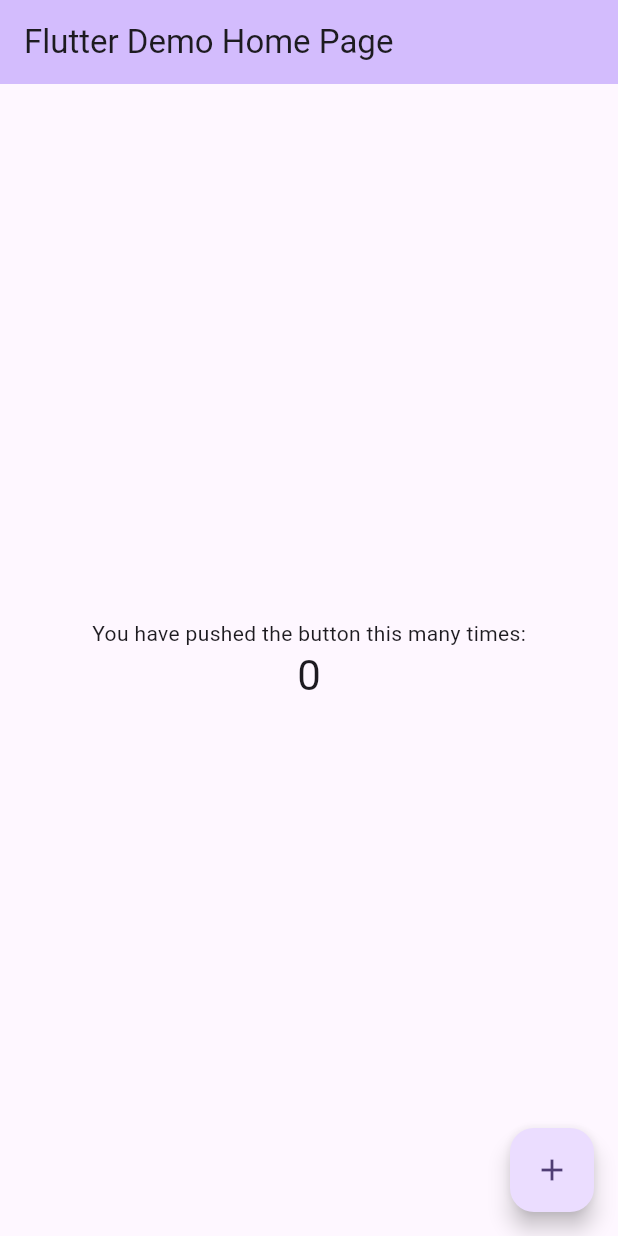
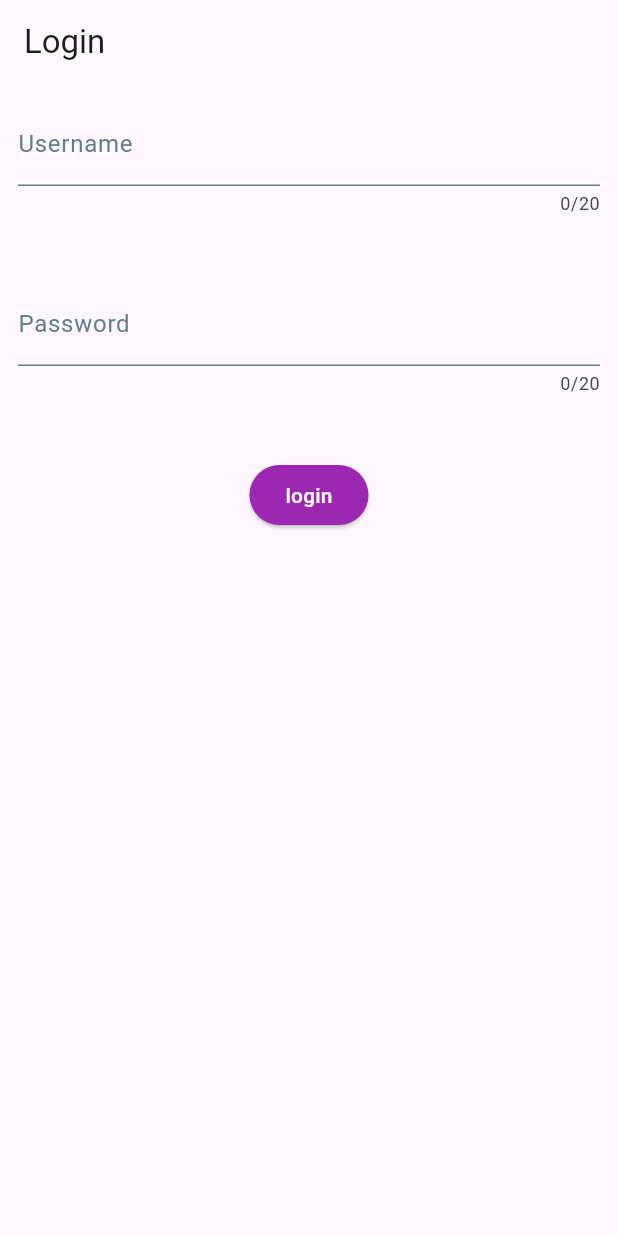
Before and after one commit to surisuryanto/flutter_todo_bts_test, a Flutter app: the screen it shows after launch, on a phone screen of 412 x 824 dp. Run offline on Flutter 3.47's test engine with Material 3 defaults, Android fonts, the light colour scheme and no system bars.

Commit message:
first commit

```diff
--- a/config.json
+++ b/config.json
@@ -1,5 +1,9 @@
 {
-    "modules": [],
+    "modules": [
+        "login",
+        "register",
+        "dashboard"
+    ],
     "module_directory_name": "module",
     "experimental_mode": false,
     "learning_mode": false,
--- a/lib/main.dart
+++ b/lib/main.dart
@@ -1,3 +1,4 @@
+import 'package:flutter_todo_test/core.dart';
 import 'package:flutter/material.dart';
 
 void main() {
@@ -12,114 +13,12 @@
   Widget build(BuildContext context) {
     return MaterialApp(
       title: 'Flutter Demo',
+navigatorKey: Get.navigatorKey,
       theme: ThemeData(
-        // This is the theme of your application.
-        //
-        // TRY THIS: Try running your application with "flutter run". You'll see
-        // the application has a purple toolbar. Then, without quitting the app,
-        // try changing the seedColor in the colorScheme below to Colors.green
-        // and then invoke "hot reload" (save your changes or press the "hot
-        // reload" button in a Flutter-supported IDE, or press "r" if you used
-        // the command line to start the app).
-        //
-        // Notice that the counter didn't reset back to zero; the application
-        // state is not lost during the reload. To reset the state, use hot
-        // restart instead.
-        //
-        // This works for code too, not just values: Most code changes can be
-        // tested with just a hot reload.
         colorScheme: ColorScheme.fromSeed(seedColor: Colors.deepPurple),
         useMaterial3: true,
       ),
-      home: const MyHomePage(title: 'Flutter Demo Home Page'),
+      home: const LoginView(),
     );
   }
 }
-
-class MyHomePage extends StatefulWidget {
-  const MyHomePage({super.key, required this.title});
-
-  // This widget is the home page of your application. It is stateful, meaning
-  // that it has a State object (defined below) that contains fields that affect
-  // how it looks.
-
-  // This class is the configuration for the state. It holds the values (in this
-  // case the title) provided by the parent (in this case the App widget) and
-  // used by the build method of the State. Fields in a Widget subclass are
-  // always marked "final".
-
-  final String title;
-
-  @override
-  State<MyHomePage> createState() => _MyHomePageState();
-}
-
-class _MyHomePageState extends State<MyHomePage> {
-  int _counter = 0;
-
-  void _incrementCounter() {
-    setState(() {
-      // This call to setState tells the Flutter framework that something has
-      // changed in this State, which causes it to rerun the build method below
-      // so that the display can reflect the updated values. If we changed
-      // _counter without calling setState(), then the build method would not be
-      // called again, and so nothing would appear to happen.
-      _counter++;
-    });
-  }
-
-  @override
-  Widget build(BuildContext context) {
-    // This method is rerun every time setState is called, for instance as done
-    // by the _incrementCounter method above.
-    //
-    // The Flutter framework has been optimized to make rerunning build methods
-    // fast, so that you can just rebuild anything that needs updating rather
-    // than having to individually change instances of widgets.
-    return Scaffold(
-      appBar: AppBar(
-        // TRY THIS: Try changing the color here to a specific color (to
-        // Colors.amber, perhaps?) and trigger a hot reload to see the AppBar
-        // change color while the other colors stay the same.
-        backgroundColor: Theme.of(context).colorScheme.inversePrimary,
-        // Here we take the value from the MyHomePage object that was created by
-        // the App.build method, and use it to set our appbar title.
-        title: Text(widget.title),
-      ),
-      body: Center(
-        // Center is a layout widget. It takes a single child and positions it
-        // in the middle of the parent.
-        child: Column(
-          // Column is also a layout widget. It takes a list of children and
-          // arranges them vertically. By default, it sizes itself to fit its
-          // children horizontally, and tries to be as tall as its parent.
-          //
-          // Column has various properties to control how it sizes itself and
-          // how it positions its children. Here we use mainAxisAlignment to
-          // center the children vertically; the main axis here is the vertical
-          // axis because Columns are vertical (the cross axis would be
-          // horizontal).
-          //
-          // TRY THIS: Invoke "debug painting" (choose the "Toggle Debug Paint"
-          // action in the IDE, or press "p" in the console), to see the
-          // wireframe for each widget.
-          mainAxisAlignment: MainAxisAlignment.center,
-          children: <Widget>[
-            const Text(
-              'You have pushed the button this many times:',
-            ),
-            Text(
-              '$_counter',
-              style: Theme.of(context).textTheme.headlineMedium,
-            ),
-          ],
-        ),
-      ),
-      floatingActionButton: FloatingActionButton(
-        onPressed: _incrementCounter,
-        tooltip: 'Increment',
-        child: const Icon(Icons.add),
-      ), // This trailing comma makes auto-formatting nicer for build methods.
-    );
-  }
-}
--- /dev/null
+++ b/lib/module/login/controller/login_controller.dart
@@ -0,0 +1,24 @@
+import 'package:flutter/material.dart';
+import 'package:flutter_todo_test/core.dart';
+
+class LoginController extends State<LoginView> {
+  static late LoginController instance;
+  late LoginView view;
+
+  @override
+  void initState() {
+    instance = this;
+    super.initState();
+  }
+
+  @override
+  void dispose() => super.dispose();
+
+  @override
+  Widget build(BuildContext context) => widget.build(context, this);
+  String? userName;
+  String? password;
+  doLogin() async {
+    Get.offAll(const DashboardView());
+  }
+}
--- /dev/null
+++ b/lib/module/login/view/login_view.dart
@@ -0,0 +1,81 @@
+import 'package:flutter/material.dart';
+import 'package:flutter_todo_test/core.dart';
+import '../controller/login_controller.dart';
+
+class LoginView extends StatefulWidget {
+  const LoginView({Key? key}) : super(key: key);
+
+  Widget build(context, LoginController controller) {
+    controller.view = this;
+    return Scaffold(
+      appBar: AppBar(
+        title: const Text("Login"),
+        actions: const [],
+      ),
+      body: SingleChildScrollView(
+        child: Column(
+          children: [
+            Container(
+              padding: const EdgeInsets.all(12),
+              margin: const EdgeInsets.only(),
+              child: TextFormField(
+                maxLength: 20,
+                decoration: const InputDecoration(
+                  labelText: 'Username',
+                  labelStyle: TextStyle(
+                    color: Colors.blueGrey,
+                  ),
+                  enabledBorder: UnderlineInputBorder(
+                    borderSide: BorderSide(
+                      color: Colors.blueGrey,
+                    ),
+                  ),
+                ),
+                onChanged: (value) {
+                  controller.userName = value;
+                },
+              ),
+            ),
+            const SizedBox(
+              height: 20.0,
+            ),
+            Container(
+              padding: const EdgeInsets.all(12),
+              margin: const EdgeInsets.only(),
+              child: TextFormField(
+                maxLength: 20,
+                decoration: const InputDecoration(
+                  labelText: 'Password',
+                  labelStyle: TextStyle(
+                    color: Colors.blueGrey,
+                  ),
+                  enabledBorder: UnderlineInputBorder(
+                    borderSide: BorderSide(
+                      color: Colors.blueGrey,
+                    ),
+                  ),
+                ),
+                onChanged: (value) {
+                  controller.password = value;
+                },
+              ),
+            ),
+            const SizedBox(
+              height: 30.0,
+            ),
+            ElevatedButton(
+              style: ElevatedButton.styleFrom(
+                backgroundColor: Colors.purple,
+              ),
+              onPressed: () => controller.doLogin(),
+              child: const Text("login", style: TextStyle(color: Colors.white)),
+            ),
+          ],
+        ),
+      ),
+    );
+  }
+
+  @override
+  State<LoginView> createState() => LoginController();
+}
```
Also changed, not shown: lib/core.dart (added, +12 -0 lines), lib/module/dashboard/controller/dashboard_controller.dart (added, +21 -0 lines), lib/module/dashboard/view/dashboard_view.dart (added, +28 -0 lines), lib/module/register/controller/register_controller.dart (added, +25 -0 lines), lib/module/register/view/register_view.dart (added, +81 -0 lines), lib/state_util.dart (added, +49 -0 lines), lib/module/dashboard/widget/card_widget.dart (added), lib/services/auth_services.dart (added), 2 other files.
